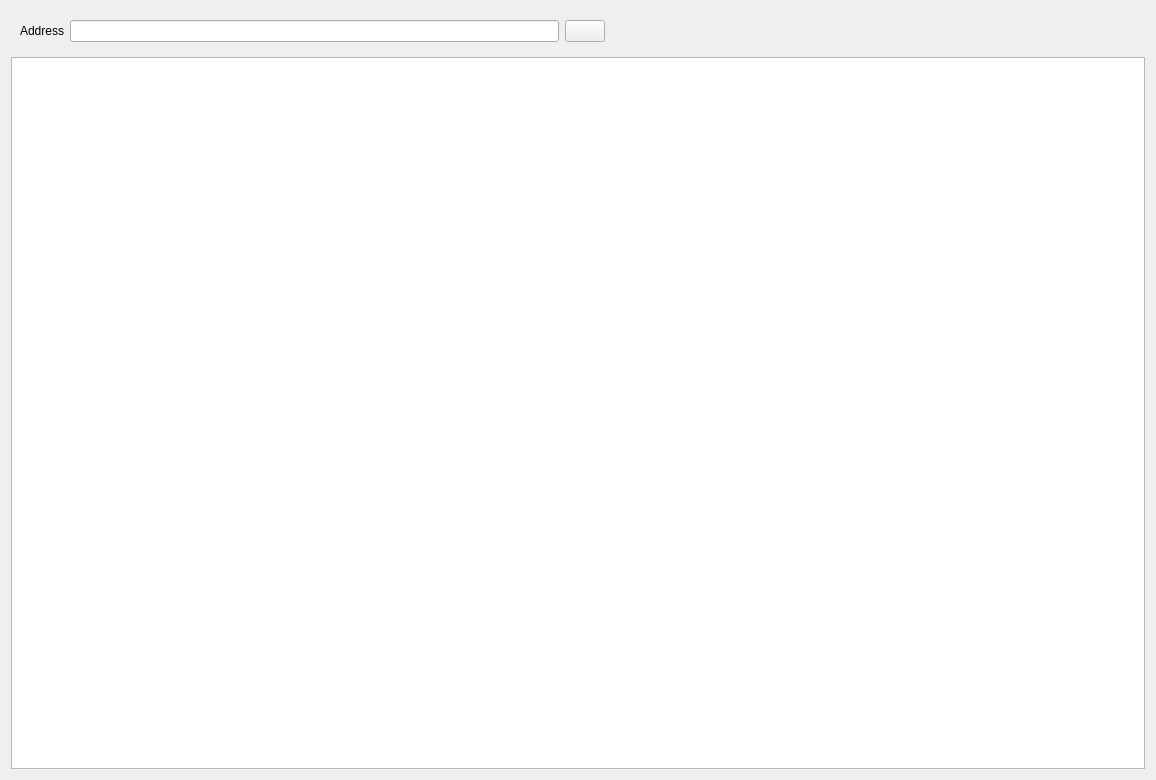
End1-1/Resort, file Widgets/wweb.ui: the form before one commit.
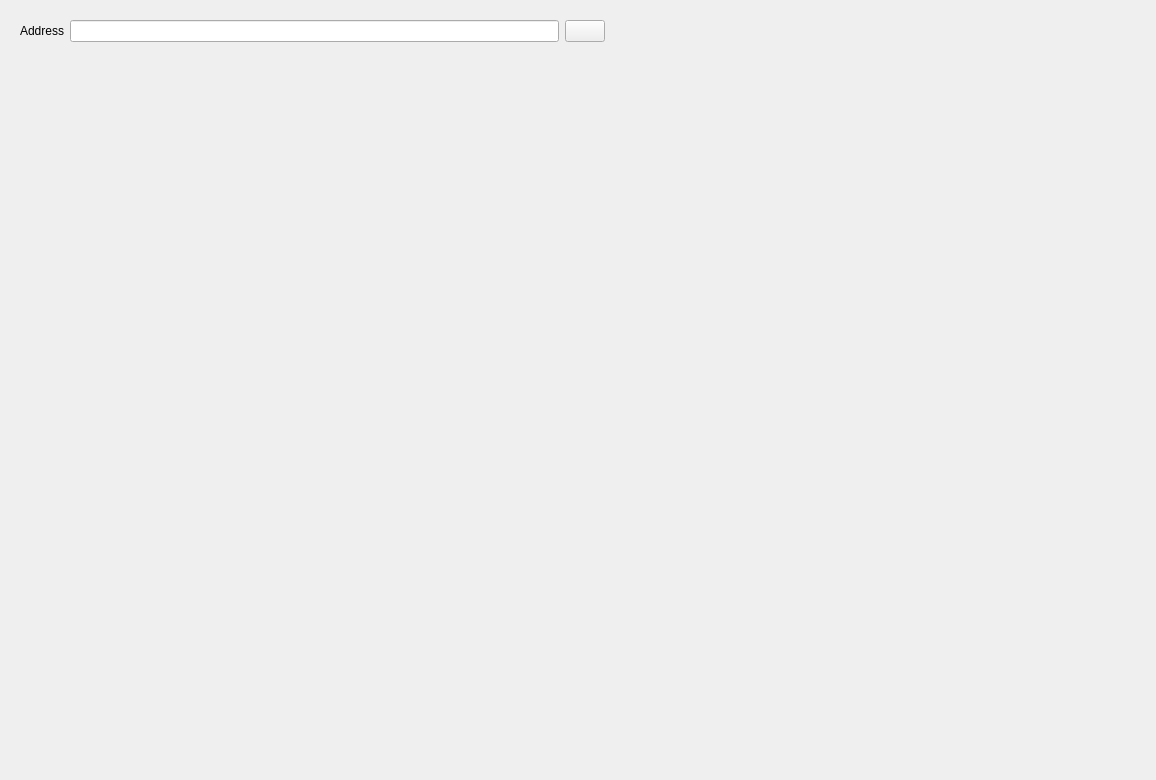
The form after the commit. Icons and pictures are not drawn.

Patch:
```diff
--- a/Widgets/wweb.ui
+++ b/Widgets/wweb.ui
@@ -55,15 +55,30 @@
     </widget>
    </item>
    <item>
-    <widget class="QTextBrowser" name="teWeb">
-     <property name="source">
-      <url>
-       <string>https://www.ya.ru</string>
-      </url>
+    <widget class="QWidget" name="wv" native="true">
+     <property name="sizePolicy">
+      <sizepolicy hsizetype="Preferred" vsizetype="Preferred">
+       <horstretch>0</horstretch>
+       <verstretch>2</verstretch>
+      </sizepolicy>
      </property>
-     <property name="openExternalLinks">
-      <bool>true</bool>
-     </property>
+     <layout class="QHBoxLayout" name="horizontalLayout_2">
+      <property name="leftMargin">
+       <number>0</number>
+      </property>
+      <property name="topMargin">
+       <number>0</number>
+      </property>
+      <property name="rightMargin">
+       <number>0</number>
+      </property>
+      <property name="bottomMargin">
+       <number>0</number>
+      </property>
+      <item>
+       <layout class="QVBoxLayout" name="vl"/>
+      </item>
+     </layout>
     </widget>
    </item>
   </layout>
```
Left out of the diff: 2 changed lines with no effect on the pictures.
